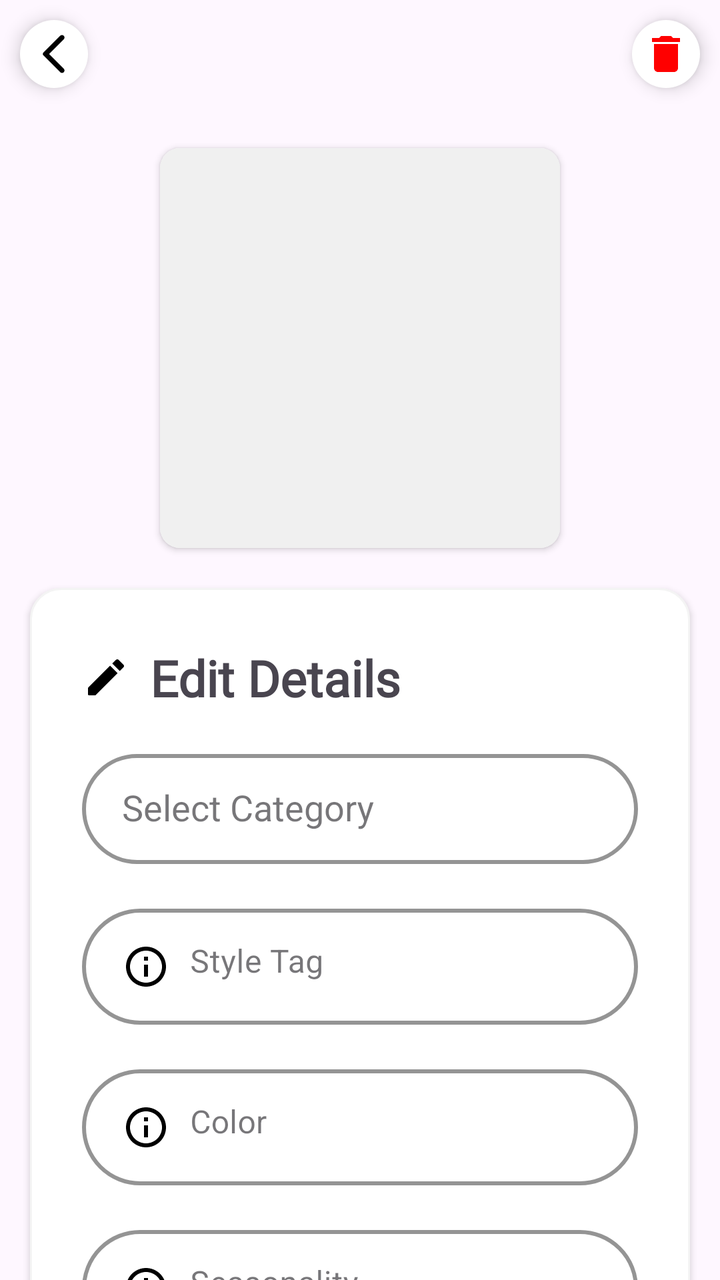
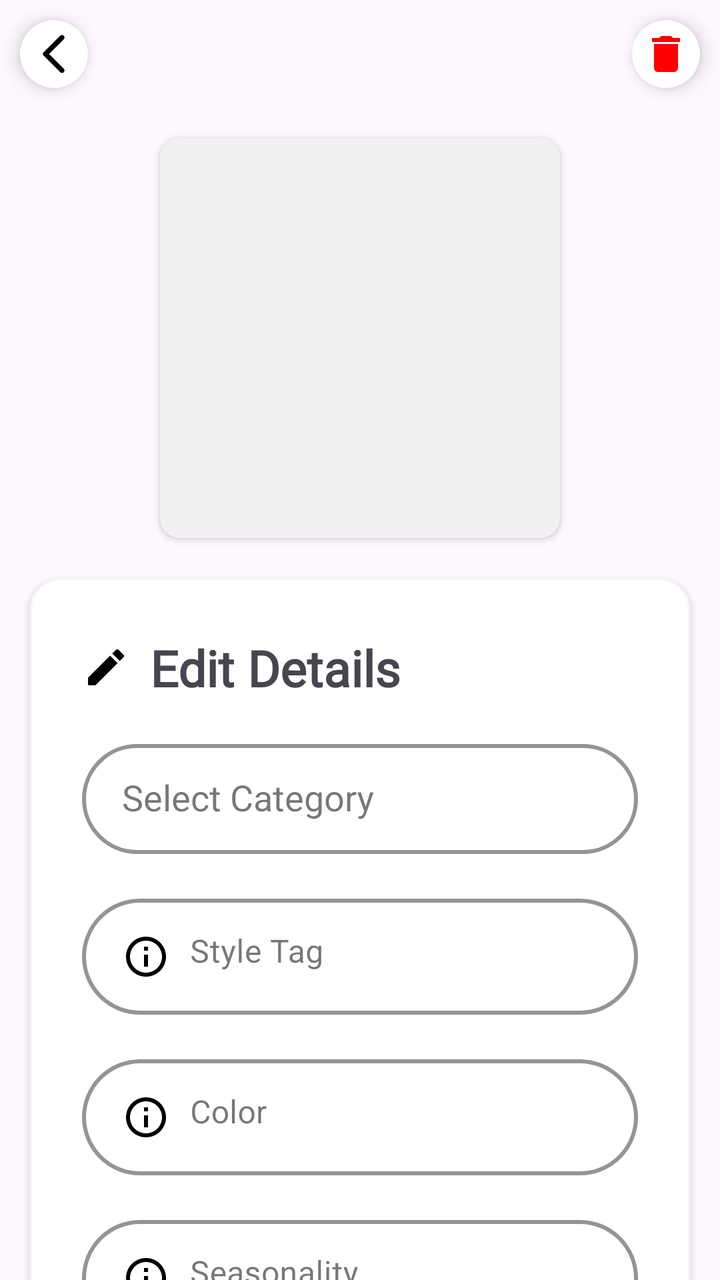

Two renders of the same Android screen: before a commit and after it. Below are the layout's source before the change and the commit's diff.
<!-- AndroidManifest.xml: application theme Theme.StyleWIZ_vol2 -->
<!-- res/layout/fragment_edit_details.xml -->
<?xml version="1.0" encoding="utf-8"?>
<LinearLayout xmlns:android="http://schemas.android.com/apk/res/android"
    xmlns:tools="http://schemas.android.com/tools"
    android:layout_width="match_parent"
    android:layout_height="match_parent"
    xmlns:app="http://schemas.android.com/apk/res-auto"
    android:orientation="vertical"
    tools:context=".EditDetailsFragment">

    <LinearLayout
        android:layout_width="match_parent"
        android:layout_height="wrap_content"
        android:orientation="horizontal"
        android:gravity="center_vertical">

        <ImageView
            android:layout_width="wrap_content"
            android:layout_height="wrap_content"
            android:id="@+id/backEdit"
            android:layout_margin="10dp"
            android:padding="5dp"
            android:elevation="5dp"
            android:layout_gravity="center"
            android:background="@drawable/circle_shape"
            android:src="@drawable/round_arrow_back_24" />

        <View
            android:layout_width="0dp"
            android:layout_height="0dp"
            android:layout_weight="1"/>



        <ImageView
            android:layout_width="wrap_content"
            android:layout_height="wrap_content"
            android:id="@+id/deleteEdit"
            android:layout_margin="10dp"
            android:padding="5dp"
            android:elevation="5dp"
            android:layout_gravity="center"
            android:background="@drawable/circle_shape"
            android:src="@drawable/baseline_delete_24"
            app:tint="@color/red"/>


    </LinearLayout>


    <androidx.core.widget.NestedScrollView
        android:layout_width="match_parent"
        android:layout_height="match_parent"
        android:fillViewport="true"
        android:clipToPadding="false"
        android:padding="5dp"
        android:scrollbars="none"
        app:layout_behavior="@string/appbar_scrolling_view_behavior">

        <LinearLayout
            android:layout_width="match_parent"
            android:layout_height="wrap_content"
            android:layout_marginTop="5dp"
            android:clipToPadding="false"
            android:orientation="vertical"
            android:padding="10dp">

            <androidx.cardview.widget.CardView
                android:layout_width="200dp"
                android:layout_height="200dp"
                app:cardCornerRadius="10dp"
                android:layout_gravity="center">

                <ImageView
                    android:id="@+id/editDetailsImage"
                    android:layout_width="match_parent"
                    android:layout_height="match_parent"
                    android:adjustViewBounds="true"
                    android:scaleType="centerCrop"
                    android:contentDescription="Detail Image"
                    android:background="@color/light_gray"/>
            </androidx.cardview.widget.CardView>


            <LinearLayout
                android:id="@+id/linearLayoutEdit"
                android:layout_width="match_parent"
                android:layout_height="wrap_content"
                android:layout_marginTop="20dp"
                android:background="@drawable/edittextshape"
                android:orientation="vertical"
                android:padding="10dp"
                android:elevation="2dp"
                app:layout_constraintEnd_toEndOf="parent"
                app:layout_constraintStart_toStartOf="parent"
                app:layout_constraintTop_toBottomOf="@id/profileImg">


                <LinearLayout
                    android:layout_width="match_parent"
                    android:layout_height="match_parent"
                    android:layout_marginLeft="8dp"
                    android:layout_marginTop="10dp"
                    android:layout_marginRight="8dp"
                    android:orientation="horizontal"
                    android:padding="8dp">


                    <TextView
                        android:id="@+id/title"
                        android:layout_width="wrap_content"
                        android:layout_height="wrap_content"
                        android:layout_weight="1"
                        android:drawableLeft="@drawable/round_edit_24"
                        android:drawablePadding="10sp"
                        android:fontFamily="@font/roboto"
                        android:text="Edit Details"
                        android:textSize="25dp"
                        android:textStyle="bold" />


                </LinearLayout>


                <LinearLayout
                    android:layout_width="match_parent"
                    android:layout_height="match_parent"
                    android:layout_marginLeft="8dp"
                    android:layout_marginRight="8dp"
                    android:orientation="horizontal"
                    android:padding="8dp">


                    <com.google.android.material.textfield.TextInputLayout
                        android:id="@+id/editCategoryDetails"
                        android:layout_width="match_parent"
                        android:layout_height="wrap_content"
                        style="@style/Widget.MaterialComponents.TextInputLayout.OutlinedBox"
                        app:boxBackgroundMode="outline"
                        app:boxStrokeWidth="2dp"
                        app:boxStrokeColor="@color/black"
                        app:boxCornerRadiusTopStart="30dp"
                        app:boxCornerRadiusTopEnd="30dp"
                        app:boxCornerRadiusBottomStart="30dp"
                        app:boxCornerRadiusBottomEnd="30dp"
                        app:hintTextColor="@color/blue"
                        app:cursorColor="@color/blue">

                        <AutoCompleteTextView
                            android:id="@+id/categoryDropdown"
                            android:layout_width="match_parent"
                            android:layout_height="wrap_content"
                            android:paddingStart="20dp"
                            android:minHeight="55dp"
                            android:clickable="true"
                            android:hint="Select Category"
                            android:inputType="none"/>
                    </com.google.android.material.textfield.TextInputLayout>




            </LinearLayout>


                <LinearLayout
                    android:layout_width="match_parent"
                    android:layout_height="match_parent"
                    android:layout_marginLeft="8dp"
                    android:layout_marginRight="8dp"
                    android:orientation="horizontal"
                    android:padding="8dp">


                    <com.google.android.material.textfield.TextInputLayout
                        android:id="@+id/editStyleTagDetails"
                        android:layout_width="match_parent"
                        android:layout_height="wrap_content"
                        android:hint="Style Tag"
                        style="@style/Widget.MaterialComponents.TextInputLayout.OutlinedBox"
                        app:boxBackgroundMode="outline"
                        app:boxStrokeWidth="2dp"
                        app:boxStrokeColor="@color/black"
                        app:boxCornerRadiusTopStart="30dp"
                        app:boxCornerRadiusTopEnd="30dp"
                        app:boxCornerRadiusBottomStart="30dp"
                        app:boxCornerRadiusBottomEnd="30dp"
                        app:hintTextColor="@color/blue"
                        app:cursorColor="@color/blue"
                        app:hintTextAppearance="@style/FloatingHintStyle">

                        <com.google.android.material.textfield.TextInputEditText
                            android:layout_width="match_parent"
                            android:layout_height="wrap_content"
                            android:textColor="@color/black"
                            android:paddingStart="20dp"
                            android:drawableLeft="@drawable/outline_info_24"
                            android:drawablePadding="10dp"
                            android:gravity="start"/>
                    </com.google.android.material.textfield.TextInputLayout>


                </LinearLayout>


                <LinearLayout
                    android:layout_width="match_parent"
                    android:layout_height="match_parent"
                    android:layout_marginLeft="8dp"
                    android:layout_marginRight="8dp"
                    android:orientation="horizontal"
                    android:padding="8dp">


                    <com.google.android.material.textfield.TextInputLayout
                        android:id="@+id/editColorDetails"
                        android:layout_width="match_parent"
                        android:layout_height="wrap_content"
                        android:hint="Color"
                        style="@style/Widget.MaterialComponents.TextInputLayout.OutlinedBox"
                        app:boxBackgroundMode="outline"
                        app:boxStrokeWidth="2dp"
                        app:boxStrokeColor="@color/black"
                        app:boxCornerRadiusTopStart="30dp"
                        app:boxCornerRadiusTopEnd="30dp"
                        app:boxCornerRadiusBottomStart="30dp"
                        app:boxCornerRadiusBottomEnd="30dp"
                        app:hintTextColor="@color/blue"
                        app:hintTextAppearance="@style/FloatingHintStyle">

                        <com.google.android.material.textfield.TextInputEditText
                            android:layout_width="match_parent"
                            android:layout_height="wrap_content"
                            android:textColor="@color/black"
                            android:paddingStart="20dp"
                            android:drawableLeft="@drawable/outline_info_24"
                            android:drawablePadding="10dp"
                            android:gravity="start"/>
                    </com.google.android.material.textfield.TextInputLayout>


                </LinearLayout>



                <LinearLayout
                    android:layout_width="match_parent"
                    android:layout_height="match_parent"
                    android:layout_marginLeft="8dp"
                    android:layout_marginRight="8dp"
                    android:orientation="horizontal"
                    android:padding="8dp">


                    <com.google.android.material.textfield.TextInputLayout
                        android:id="@+id/editSeasonalityDetails"
                        android:layout_width="match_parent"
                        android:layout_height="wrap_content"
                        android:hint="Seasonality"
                        style="@style/Widget.MaterialComponents.TextInputLayout.OutlinedBox"
                        app:boxBackgroundMode="outline"
                        app:boxStrokeWidth="2dp"
                        app:boxStrokeColor="@color/black"
                        app:boxCornerRadiusTopStart="30dp"
                        app:boxCornerRadiusTopEnd="30dp"
                        app:boxCornerRadiusBottomStart="30dp"
                        app:boxCornerRadiusBottomEnd="30dp"
                        app:hintTextColor="@color/blue"
                        app:hintTextAppearance="@style/FloatingHintStyle">

                        <com.google.android.material.textfield.TextInputEditText
                            android:layout_width="match_parent"
                            android:layout_height="wrap_content"
                            android:textColor="@color/black"
                            android:paddingStart="20dp"
                            android:drawableLeft="@drawable/outline_info_24"
                            android:drawablePadding="10dp"
                            android:gravity="start"/>
                    </com.google.android.material.textfield.TextInputLayout>


                </LinearLayout>



                <LinearLayout
                    android:layout_width="match_parent"
                    android:layout_height="match_parent"
                    android:layout_marginLeft="8dp"
                    android:layout_marginRight="8dp"
                    android:orientation="horizontal"
                    android:padding="8dp">


                    <com.google.android.material.textfield.TextInputLayout
                        android:id="@+id/editDescriptionDetails"
                        android:layout_width="match_parent"
                        android:layout_height="wrap_content"
                        android:hint="Description"
                        style="@style/Widget.MaterialComponents.TextInputLayout.OutlinedBox"
                        app:boxBackgroundMode="outline"
                        app:boxStrokeWidth="2dp"
                        app:boxStrokeColor="@color/black"
                        app:boxCornerRadiusTopStart="30dp"
                        app:boxCornerRadiusTopEnd="30dp"
                        app:boxCornerRadiusBottomStart="30dp"
                        app:boxCornerRadiusBottomEnd="30dp"
                        app:hintTextColor="@color/blue"
                        app:hintTextAppearance="@style/FloatingHintStyle">

                        <com.google.android.material.textfield.TextInputEditText
                            android:layout_width="match_parent"
                            android:layout_height="wrap_content"
                            android:textColor="@color/black"
                            android:paddingStart="20dp"
                            android:drawableLeft="@drawable/outline_info_24"
                            android:drawablePadding="10dp"
                            android:gravity="start"/>
                    </com.google.android.material.textfield.TextInputLayout>


                </LinearLayout>

                <LinearLayout
                    android:layout_width="match_parent"
                    android:layout_height="match_parent"
                    android:layout_marginTop="5dp"
                    android:gravity="center_horizontal"
                    android:orientation="horizontal">


                    <Button
                        android:id="@+id/cancel_button_details"
                        android:layout_width="110dp"
                        android:layout_height="55dp"
                        android:layout_margin="10dp"
                        android:backgroundTint="@color/gray"
                        android:fontFamily="@font/roboto"
                        android:text="Cancel"
                        android:textColor="#FFFFFF"
                        android:textSize="16sp" />


                    <Button
                        android:id="@+id/save_button_details"
                        android:layout_width="110dp"
                        android:layout_height="55dp"
                        android:layout_margin="10dp"
                        android:backgroundTint="@color/blue"
                        android:fontFamily="@font/roboto"
                        android:text="Save"
                        android:textColor="#FFFFFF"
                        android:textSize="16sp" />


                </LinearLayout>


            </LinearLayout>


        </LinearLayout>

    </androidx.core.widget.NestedScrollView>


</LinearLayout>
<!-- resources referenced by this layout -->
<resources>
  <color name="black">#FF000000</color>
  <color name="blue">#2196F3</color>
  <color name="gray">#B0B0B0</color>
  <color name="light_gray">#F0F0F0</color>
  <color name="red">#FF0000</color>
  <!-- drawable baseline_delete_24 (drawable) -->
  <vector android:height="24dp" android:tint="#000000"
      android:viewportHeight="24" android:viewportWidth="24"
      android:width="24dp" xmlns:android="http://schemas.android.com/apk/res/android">
      <path android:fillColor="@android:color/white" android:pathData="M6,19c0,1.1 0.9,2 2,2h8c1.1,0 2,-0.9 2,-2V7H6v12zM19,4h-3.5l-1,-1h-5l-1,1H5v2h14V4z"/>
  </vector>
  <!-- drawable circle_shape (drawable) -->
  <?xml version="1.0" encoding="utf-8"?>
  <shape xmlns:android="http://schemas.android.com/apk/res/android">
      <solid android:color="#FFFFFF" /> 
      <corners android:radius="50dp" /> 
  </shape>
  <!-- drawable edittextshape (drawable) -->
  <?xml version="1.0" encoding="utf-8"?>
  <shape xmlns:android="http://schemas.android.com/apk/res/android">
      <solid android:color="@color/white"/>
      <corners android:radius="15dp"/>
      <stroke android:color="#f4f4f4" android:width="1dp"/>
  </shape>
  <!-- drawable outline_info_24 (drawable) -->
  <vector android:height="24dp" android:tint="#000000"
      android:viewportHeight="24" android:viewportWidth="24"
      android:width="24dp" xmlns:android="http://schemas.android.com/apk/res/android">
      <path android:fillColor="@android:color/white" android:pathData="M11,7h2v2h-2zM11,11h2v6h-2zM12,2C6.48,2 2,6.48 2,12s4.48,10 10,10 10,-4.48 10,-10S17.52,2 12,2zM12,20c-4.41,0 -8,-3.59 -8,-8s3.59,-8 8,-8 8,3.59 8,8 -3.59,8 -8,8z"/>
  </vector>
  <!-- drawable round_arrow_back_24 (drawable) -->
  <vector android:height="24dp" android:tint="#000000"
      android:viewportHeight="24" android:viewportWidth="24"
      android:width="24dp" xmlns:android="http://schemas.android.com/apk/res/android">
      <path android:fillColor="@android:color/white" android:pathData="M16.88,2.88L16.88,2.88c-0.49,-0.49 -1.28,-0.49 -1.77,0l-8.41,8.41c-0.39,0.39 -0.39,1.02 0,1.41l8.41,8.41c0.49,0.49 1.28,0.49 1.77,0l0,0c0.49,-0.49 0.49,-1.28 0,-1.77L9.54,12l7.35,-7.35C17.37,4.16 17.37,3.37 16.88,2.88z"/>
  </vector>
  <!-- drawable round_edit_24 (drawable) -->
  <vector android:height="24dp" android:tint="#000000"
      android:viewportHeight="24" android:viewportWidth="24"
      android:width="24dp" xmlns:android="http://schemas.android.com/apk/res/android">
      <path android:fillColor="@android:color/white" android:pathData="M3,17.46v3.04c0,0.28 0.22,0.5 0.5,0.5h3.04c0.13,0 0.26,-0.05 0.35,-0.15L17.81,9.94l-3.75,-3.75L3.15,17.1c-0.1,0.1 -0.15,0.22 -0.15,0.36zM20.71,7.04c0.39,-0.39 0.39,-1.02 0,-1.41l-2.34,-2.34c-0.39,-0.39 -1.02,-0.39 -1.41,0l-1.83,1.83 3.75,3.75 1.83,-1.83z"/>
  </vector>
  <style name="FloatingHintStyle" parent="TextAppearance.MaterialComponents.Caption">
          <item name="android:textSize">14sp</item>
          <item name="android:letterSpacing">0.1</item> 
          <item name="android:fontFamily">@font/roboto</item>
      </style>
  <style name="Theme.StyleWIZ_vol2" parent="Base.Theme.StyleWIZ_vol2" />
  <color name="white">#FFFFFFFF</color>
  <style name="Base.Theme.StyleWIZ_vol2" parent="Theme.Material3.DayNight.NoActionBar">
          
          
      </style>
</resources>

<!-- the commit's change to res/layout/fragment_edit_details.xml (unified diff, before → after) -->
@@ -59,7 +59,6 @@
         <LinearLayout
             android:layout_width="match_parent"
             android:layout_height="wrap_content"
-            android:layout_marginTop="5dp"
             android:clipToPadding="false"
             android:orientation="vertical"
             android:padding="10dp">
